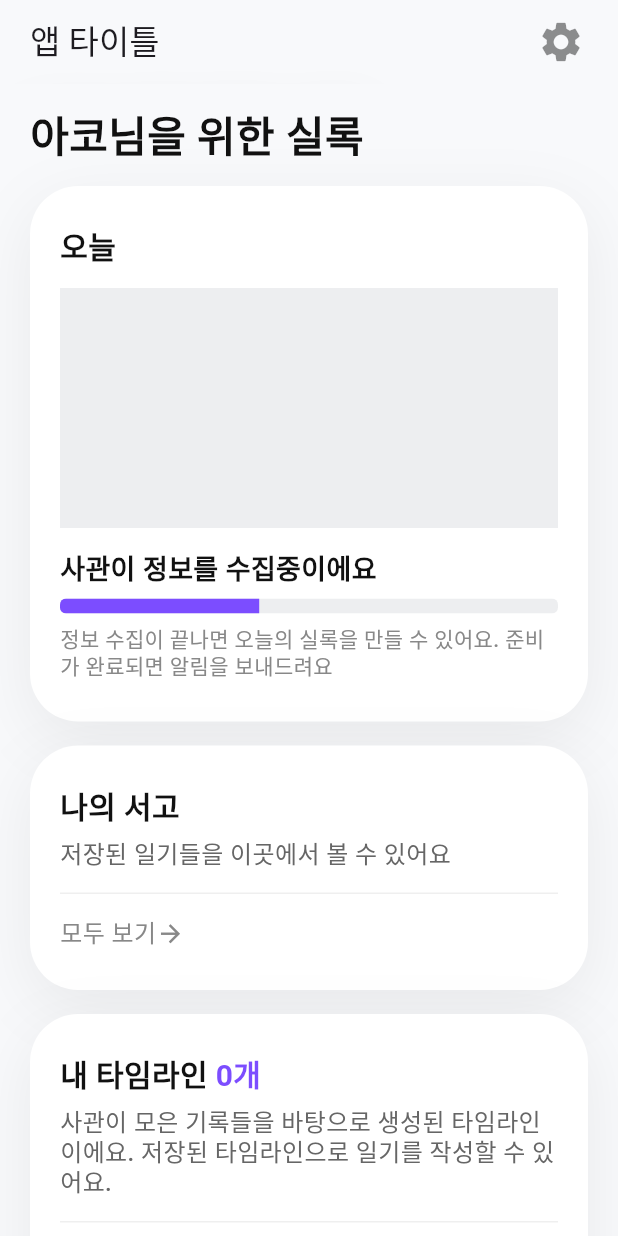
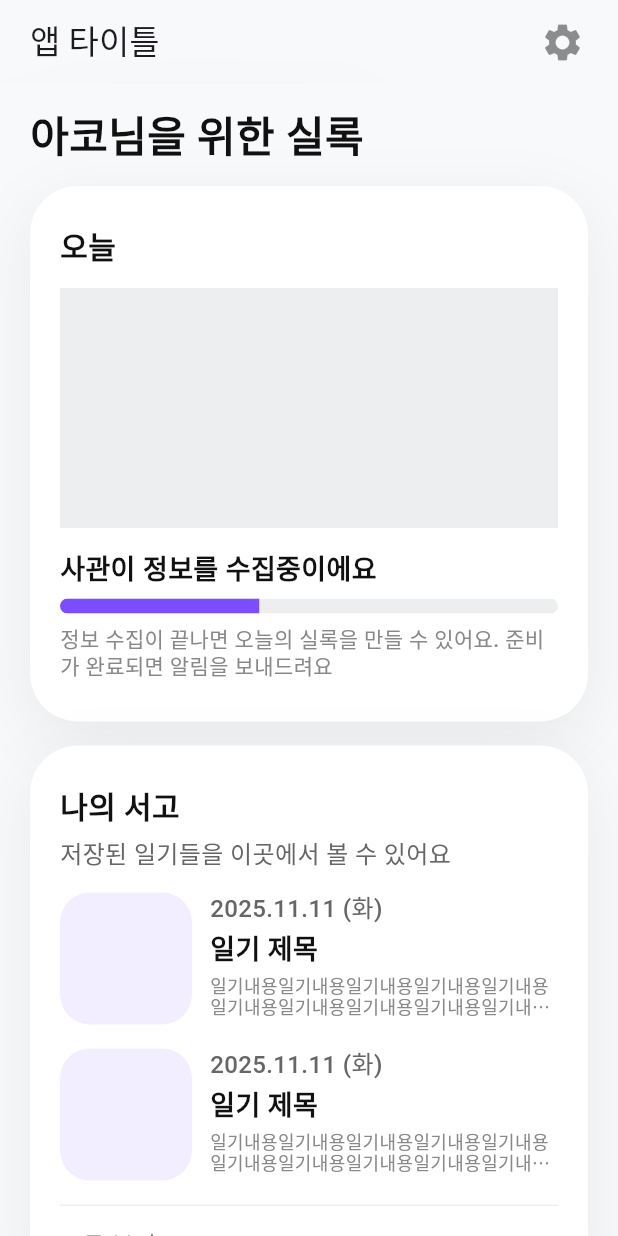
Before and after one commit to sunoojin/FrontendForMe, a Flutter app: the screen it shows after launch, on a phone screen of 412 x 824 dp. Run offline on Flutter 3.47's test engine with Material 3 defaults, Android fonts, the phone set to English and light mode, and no system bars; our stand-ins replace smooth_corner.

Commit message:
add library

```diff
--- a/diary_for_me/lib/common/text_style.dart
+++ b/diary_for_me/lib/common/text_style.dart
@@ -52,9 +52,10 @@ TextStyle contentTitle({
 TextStyle contentDetail({
   Color color = textTertiary,
   FontWeight fontWeight = FontWeight.w500,
+  double fontSize = 14.0
 }) {
   return TextStyle(
-      fontSize: 14.0,
+      fontSize: fontSize,
       height: 1.2,
       fontWeight: fontWeight,
       color: color
--- a/diary_for_me/lib/common/widgets/appbar.dart
+++ b/diary_for_me/lib/common/widgets/appbar.dart
@@ -6,9 +6,9 @@ PreferredSizeWidget blurryAppBar({required List<Widget> children, required Color
     preferredSize: const Size.fromHeight(kToolbarHeight),
     child: ClipRect(
       child: BackdropFilter(
-        filter: ImageFilter.blur(sigmaX: 16, sigmaY: 16),
+        filter: ImageFilter.blur(sigmaX: 26, sigmaY: 26),
         child: AppBar(
-          backgroundColor: color.withAlpha(160),
+          backgroundColor: color.withAlpha(224),
           surfaceTintColor: Colors.transparent,
           elevation: 0,
           titleSpacing: 20,
--- a/diary_for_me/lib/common/widgets/buttons.dart
+++ b/diary_for_me/lib/common/widgets/buttons.dart
@@ -8,6 +8,7 @@ class ContainerButton extends StatefulWidget {
   final double? width;
   final double? height;
   final BorderRadius? borderRadius;
+  final double? animScale;
 
   const ContainerButton({
     super.key,
@@ -16,7 +17,8 @@ class ContainerButton extends StatefulWidget {
     this.padding,
     this.width,
     this.height,
-    this.borderRadius
+    this.borderRadius,
+    this.animScale
   });
 
   @override
@@ -43,7 +45,7 @@ class _ContainerButtonState extends State<ContainerButton> {
   @override
   Widget build(BuildContext context) {
     // _isPressed 상태에 따라 값 결정
-    final double scale = _isPressed ? 0.97 : 1.0;
+    final double scale = _isPressed ? ( widget.animScale ?? 0.97 ) : 1.0;
     final Color bgColor =
     _isPressed ? Color(0xFF111111).withAlpha(16) : Colors.transparent;
 
@@ -79,9 +81,12 @@ class _ContainerButtonState extends State<ContainerButton> {
 }
 
 Widget bottomButton({required VoidCallback onTap, required Widget child}) {
-  return ContainerButton(
-    onTap: onTap,
-    padding: EdgeInsets.symmetric(horizontal: 10, vertical: 8),
-    child: child,
+  return Padding(
+    padding: EdgeInsets.symmetric(horizontal: 10),
+    child: ContainerButton(
+      onTap: onTap,
+      padding: EdgeInsets.symmetric(horizontal: 10, vertical: 8),
+      child: child,
+    )
   );
 }
--- a/diary_for_me/lib/common/widgets/cards.dart
+++ b/diary_for_me/lib/common/widgets/cards.dart
@@ -6,7 +6,7 @@ Widget contentsCard({required List<Widget> children}) {
     margin: EdgeInsets.only(bottom: 16),
     width: double.maxFinite,
     clipBehavior: Clip.antiAlias,
-    padding: EdgeInsets.symmetric(horizontal: 10, vertical: 20),
+    padding: EdgeInsets.symmetric(horizontal: 0, vertical: 20),
     decoration: ShapeDecoration(
       shape: SmoothRectangleBorder(
         borderRadius: BorderRadius.circular(32),
@@ -32,7 +32,7 @@ Widget contentsCard({required List<Widget> children}) {
 
 Widget contents({required List<Widget> children}) {
   return Padding(
-    padding: EdgeInsets.symmetric(horizontal: 10, vertical: 8),
+    padding: EdgeInsets.symmetric(horizontal: 20, vertical: 8),
     child: Column(
       crossAxisAlignment: CrossAxisAlignment.start,
       children: children
--- a/diary_for_me/lib/home/home_page.dart
+++ b/diary_for_me/lib/home/home_page.dart
@@ -1,6 +1,8 @@
 import 'package:flutter/material.dart';
 import 'package:diary_for_me/common/ui_kit.dart';
 import 'package:smooth_corner/smooth_corner.dart';
+import 'package:diary_for_me/my_library/my_library_page.dart';
+import 'package:diary_for_me/my_library/diary_tile.dart';
 
 class HomePage extends StatefulWidget {
   const HomePage({super.key});
@@ -19,10 +21,11 @@ class _HomePageState extends State<HomePage> {
           Text('앱 타이틀'),
           Expanded(child: SizedBox()),
           ContainerButton(
-            width: 36,
-            height: 36,
+            animScale: 0.94,
+            width: 34,
+            height: 34,
             child: Center(
-              child: Icon(Icons.settings, color: Color(0xff111111).withAlpha(120), size: 32,),
+              child: Icon(Icons.settings, color: Color(0xff111111).withAlpha(120), size: 30,),
             ),
             onTap: () {},
           )
@@ -76,7 +79,7 @@ class _HomePageState extends State<HomePage> {
                         height: 10,
                         decoration: ShapeDecoration(
                           shape: SmoothRectangleBorder(
-                            borderRadius: BorderRadius.circular(4),
+                            borderRadius: BorderRadius.circular(5),
                             smoothness: 0.6
                           ),
                         ),
@@ -109,7 +112,12 @@ class _HomePageState extends State<HomePage> {
                         '저장된 일기들을 이곳에서 볼 수 있어요',
                         style: cardDetail()
                       ),
-                      SizedBox(height: 16,),
+                    ]
+                  ),
+                  DiaryTile(),
+                  DiaryTile(),
+                  contents(
+                    children: [
                       borderhorizontal()
                     ]
                   ),
@@ -124,7 +132,12 @@ class _HomePageState extends State<HomePage> {
                         Icon(Icons.arrow_forward, size: 19, color: textTertiary,)
                       ],
                     ),
-                    onTap: () {}
+                    onTap: () {
+                      Navigator.push(
+                        context,
+                        MaterialPageRoute(builder: (context) => const MyLibraryPage())
+                      );
+                    }
                   ),
                 ],
               ),
--- /dev/null
+++ b/diary_for_me/lib/my_library/diary_tile.dart
@@ -0,0 +1,71 @@
+import 'package:diary_for_me/common/colors.dart';
+import 'package:diary_for_me/common/text_style.dart';
+import 'package:flutter/material.dart';
+import 'package:diary_for_me/common/widgets/buttons.dart';
+import 'package:smooth_corner/smooth_corner.dart';
+
+class DiaryTile extends StatefulWidget {
+
+  const DiaryTile({super.key});
+
+  @override
+  State<DiaryTile> createState() => _DiaryTileState();
+}
+
+class _DiaryTileState extends State<DiaryTile> {
+  @override
+  Widget build(BuildContext context) {
+    return Padding(
+      padding: EdgeInsets.symmetric(horizontal: 10),
+      child: ContainerButton(
+        borderRadius: BorderRadius.circular(26),
+        onTap: () {},
+        padding: EdgeInsets.symmetric(horizontal: 10, vertical: 8),
+        child: Row(
+          crossAxisAlignment: CrossAxisAlignment.start,
+          children: [
+            // 사진
+            Container(
+              width: 88,
+              height: 88,
+              decoration: ShapeDecoration(
+                shape: SmoothRectangleBorder(
+                  borderRadius: BorderRadius.circular(20),
+                  smoothness: 0.6
+                ),
+                color: themeColor.withAlpha(24)
+              ),
+            ),
+            SizedBox(width: 12,),
+            // 제목 및 내용
+            Expanded(
+              child: Column(
+                crossAxisAlignment: CrossAxisAlignment.start,
+                children: [
+                  Text(
+                    '2025.11.11 (화)',
+                    style: cardDetail(),
+                  ),
+                  SizedBox(height: 6,),
+                  Text(
+                    maxLines: 1,
+                    overflow: TextOverflow.ellipsis,
+                    style: contentTitle(),
+                    '일기 제목'
+                  ),
+                  SizedBox(height: 6,),
+                  Text(
+                    maxLines: 2,
+                    overflow: TextOverflow.ellipsis,
+                    style: contentDetail(fontSize: 12),
+                    '일기내용일기내용일기내용일기내용일기내용일기내용일기내용일기내용일기내용일기내용일기내용일기내용일기내용일기내용일기내용일기내용일기내용일기내용일기내용일기내용일기내용일기내용일기내용일기내용일기내용일기내용일기내용일기내용일기내용일기내용'
+                  )
+                ],
+              ),
+            ),
+          ],
+        ),
+      )
+    );
+  }
+}
```
Also changed, not shown: diary_for_me/lib/my_library/my_library_page.dart (added, +78 -0 lines), diary_for_me/lib/my_library/tag_box.dart (added, +29 -0 lines).
